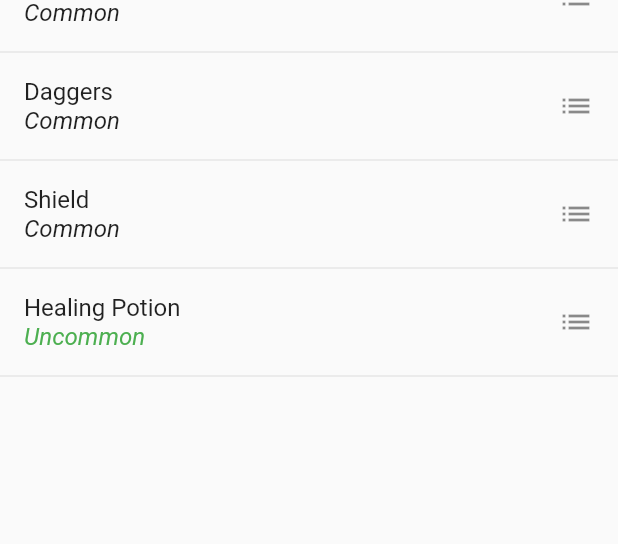
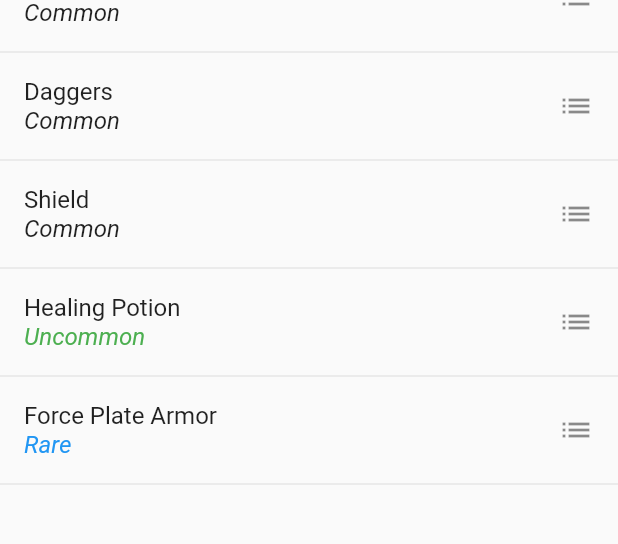
Before and after one commit to hoang-danny05/ItemCatalogue, a Flutter app: the screen it shows after launch, on a phone screen of 412 x 824 dp, the part 128-672 px from its top. Run offline on Flutter 3.47's test engine with Material 2 defaults, Android fonts, the phone set to English and light mode, and no system bars.

Commit message:
tried adding images to the webpage

```diff
--- a/lib/ItemClass.dart
+++ b/lib/ItemClass.dart
@@ -1,22 +1,29 @@
 import 'package:flutter/material.dart';
 
 class GameItem {
-  GameItem(
-      {this.name: "",
-      this.rarity: const Text(""),
-      this.description: "",
-      this.damage: 0,
-      this.cost: 0});
+  GameItem({
+    this.name: "",
+    this.rarity: const Text(""),
+    this.description: "",
+    this.damage: 0,
+    this.cost: 0,
+    this.imageUrl = '/assets/nullimage.jpg',
+  });
 
   //static constants
-  static const COMMON = Text(
+  static const _common = Text(
     "Common",
     style: TextStyle(fontStyle: FontStyle.italic),
     textAlign: TextAlign.left,
   );
-  static const UNCOMMON = Text(
+  static const _uncommon = Text(
     "Uncommon",
     style: TextStyle(color: Colors.green, fontStyle: FontStyle.italic),
+    textAlign: TextAlign.left,
+  );
+  static const _rare = Text(
+    "Rare",
+    style: TextStyle(color: Colors.blue, fontStyle: FontStyle.italic),
     textAlign: TextAlign.left,
   );
   //static variables
@@ -34,30 +41,45 @@ class GameItem {
   static List<GameItem> Setup() {
     if (isSetup) return items;
     //initialize stuff here
-    final itemNames = ["Shortsword", "Daggers", "Shield", "Healing Potion"];
+    final itemNames = [
+      "Shortsword",
+      "Daggers",
+      "Shield",
+      "Healing Potion",
+      "Force Plate Armor"
+    ];
     final descriptions = [
       "A standard Adventurer's sword.",
       "Light and sharp, these blades are made for the cunning or quick.",
       "Being heavy and sturdy, this shield is made to take many hits.",
       "Red and sweet, this concotion is made to heal the drinker's wounds up.",
+      "This set of half-plate has a special ability. At the user's will, they may force any enemies nearby 10 feet away.",
     ];
-    final itemRarities = [COMMON, COMMON, COMMON, UNCOMMON];
-    final damageList = [10, 7, 0, -15];
-    final costs = [50, 30, 75, 60];
-    for (int i = 0; i < 4; i++) {
+    final imageLinks = [
+      '/assets/shortsword.png',
+      '/assets/Dagger.png',
+      '/assets/shield.png',
+      '/assets/healingpotion.png',
+      '/assets/halfplate.jpeg'
+    ];
+    final itemRarities = [_common, _common, _common, _uncommon, _rare];
+    final damageList = [10, 7, 0, -15, 10];
+    final costs = [50, 30, 75, 60, 500];
+    for (int i = 0; i < itemNames.length; i++) {
       items.add(GameItem(
           name: itemNames[i],
           rarity: itemRarities[i],
           description: descriptions[i],
           damage: damageList[i],
-          cost: costs[i]));
+          cost: costs[i],
+          imageUrl: imageLinks[i]));
     }
     isSetup = true;
     return items;
   }
 
   //attributes or properties
-  late final String name, description;
+  late final String name, description, imageUrl;
   late final Text rarity;
   late final int damage, cost;
 }
--- a/lib/main.dart
+++ b/lib/main.dart
@@ -218,8 +218,8 @@ class UnknownScreen extends StatelessWidget {
 
 //view of an item's details
 class ItemDetailsPage extends StatelessWidget {
-  GameItem item;
-  ItemDetailsPage({super.key, required this.item});
+  final GameItem item;
+  const ItemDetailsPage({super.key, required this.item});
 
   @override
   Widget build(BuildContext context) {
@@ -227,12 +227,18 @@ class ItemDetailsPage extends StatelessWidget {
       appBar: AppBar(
         title: Text(item.name),
       ),
-      body: Column(
+      body: Row(
         children: [
-          item.rarity,
-          Text(item.description),
-          Text('Damage: ${item.damage}'),
-          Text('Cost: ${item.cost} GP'),
+          Image(image: AssetImage(item.imageUrl)),
+          Column(
+            crossAxisAlignment: CrossAxisAlignment.start,
+            children: [
+              item.rarity,
+              Text(item.description),
+              Text('Damage: ${item.damage}'),
+              Text('Cost: ${item.cost} GP'),
+            ],
+          ),
         ],
       ),
     );
--- a/pubspec.yaml
+++ b/pubspec.yaml
@@ -32,7 +32,6 @@ dependencies:
   flutter:
     sdk: flutter
 
-
   # The following adds the Cupertino Icons font to your application.
   # Use with the CupertinoIcons class for iOS style icons.
   cupertino_icons: ^1.0.2
@@ -54,6 +53,8 @@ dev_dependencies:
 
 # The following section is specific to Flutter packages.
 flutter:
+  assets:
+      - lib/assets/
 
   # The following line ensures that the Material Icons font is
   # included with your application, so that you can use the icons in
```
Also changed, not shown: lib/assets/Dagger.png (added), lib/assets/halfplate.jpeg (added), lib/assets/healingpotion.png (added), lib/assets/nullimage.jpg (added), lib/assets/shield.png (added), lib/assets/shortsword.png (added).
